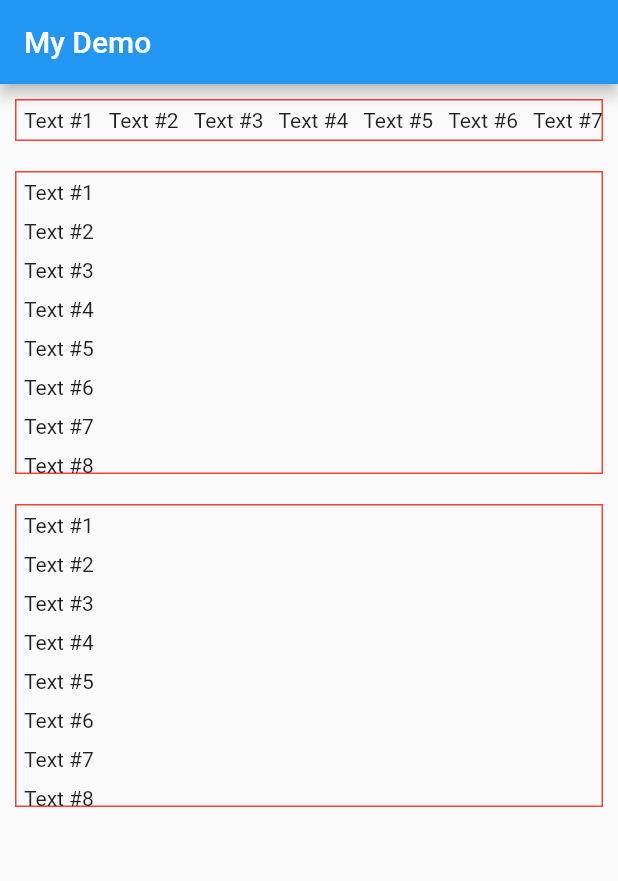
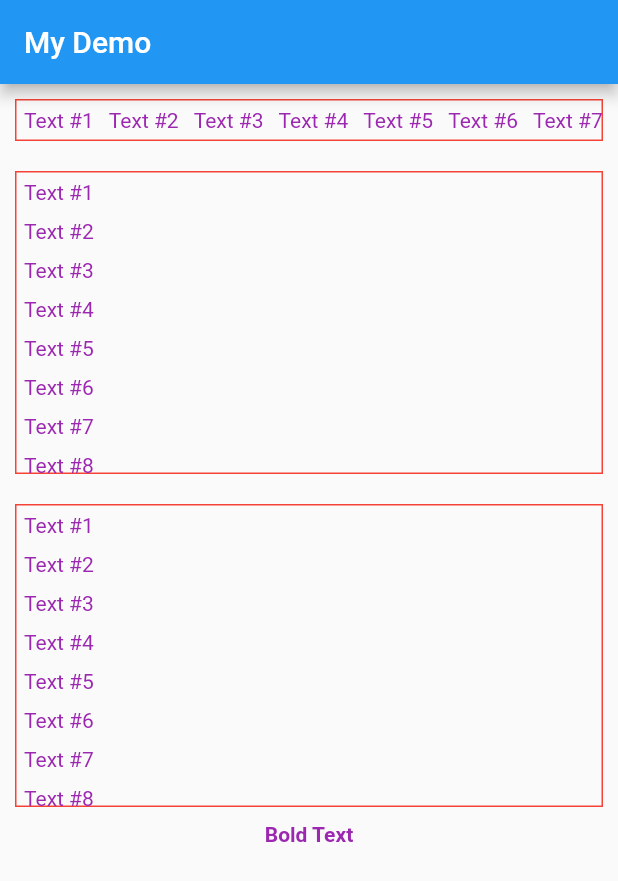
Before and after one commit to mvolkmann/flutter_layout, a Flutter app: the screen it shows after launch, on a phone screen of 412 x 824 dp. Shown: the top 881 px of the screen. Run offline on Flutter 3.47's test engine with Material 2 defaults, Android fonts, the phone set to English and light mode, and no system bars.

Commit message:
changed default text style

```diff
--- a/lib/main.dart
+++ b/lib/main.dart
@@ -14,6 +14,10 @@ class MyApp extends StatelessWidget {
       title: 'Flutter Layout',
       theme: ThemeData(
         primarySwatch: Colors.blue,
+        textTheme: TextTheme(
+          // Material default text style
+          bodyText2: TextStyle(color: Colors.purple),
+        ),
       ),
       home: const Home(),
     );
@@ -32,6 +36,7 @@ class _HomeState extends State<Home> {
   Widget build(BuildContext context) {
     return Scaffold(
       appBar: AppBar(
+        //elevation: 0, // removes shadow at bottom
         title: Text('My Demo'),
       ),
       body: Column(
@@ -46,6 +51,12 @@ class _HomeState extends State<Home> {
             height: 200,
             child: MyListView(),
           ).border().padding(10),
+          Text(
+            'Bold Text',
+            style: const TextStyle(
+              fontWeight: FontWeight.bold,
+            ),
+          ),
         ],
       ),
     );
```
